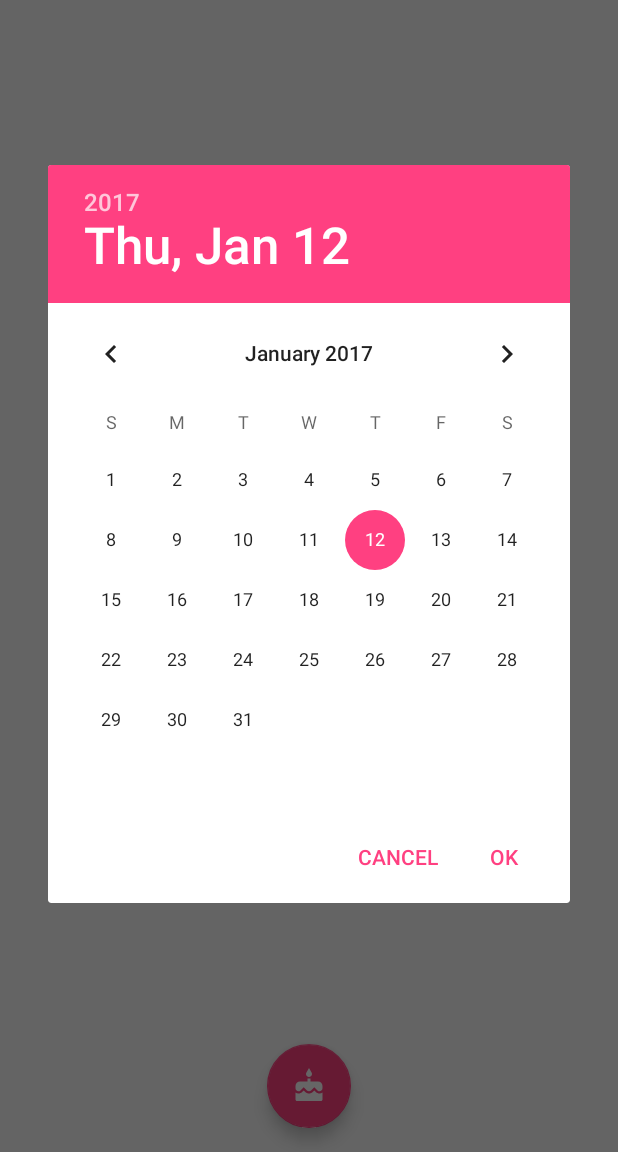
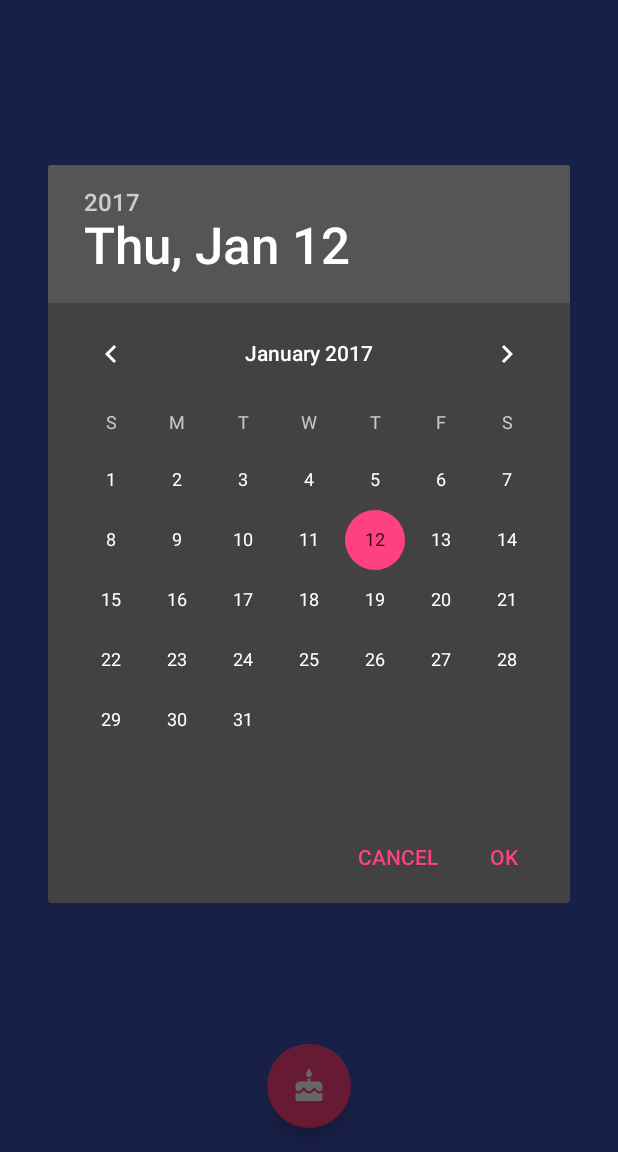
Before and after one commit to kvizcarra/age-calculator, an Android app: the screen it shows after launch (MainActivity), after a tap on an icon or button, on a phone screen of 412 x 824 dp, the part 84-1236 px from its top. Run offline under Robolectric (Android 15) with nearby library versions, the phone set to English and light mode, and no system bars; our stand-ins replace ButterKnife; libraries missing offline, so code that uses them is left out: com.jakewharton.threetenabp; 2 statements that could not run were skipped.

Commit message:
Change background and navbar color to blue

```diff
--- /dev/null
+++ b/app/src/main/res/values-v21/styles.xml
@@ -0,0 +1,12 @@
+<?xml version="1.0" encoding="utf-8"?>
+<resources>
+
+        <style name="AppTheme" parent="Theme.AppCompat.NoActionBar">
+                <!-- Customize your theme here. -->
+                <item name="colorPrimary">@color/colorPrimary</item>
+                <item name="colorPrimaryDark">@color/colorPrimaryDark</item>
+                <item name="colorAccent">@color/colorAccent</item>
+                <item name="android:colorBackground">@color/colorPrimary</item>
+                <item name="android:navigationBarColor">@color/colorPrimaryDark</item>
+        </style>
+</resources>
--- a/app/src/main/res/values/colors.xml
+++ b/app/src/main/res/values/colors.xml
@@ -1,6 +1,6 @@
 <?xml version="1.0" encoding="utf-8"?>
 <resources>
-    <color name="colorPrimary">#3F51B5</color>
-    <color name="colorPrimaryDark">#303F9F</color>
+    <color name="colorPrimary">#3f51b5</color>
+    <color name="colorPrimaryDark">#303f9f</color>
     <color name="colorAccent">#FF4081</color>
 </resources>
--- a/app/src/main/res/values/styles.xml
+++ b/app/src/main/res/values/styles.xml
@@ -1,11 +1,12 @@
 <resources>
 
     <!-- Base application theme. -->
-    <style name="AppTheme" parent="Theme.AppCompat.Light.NoActionBar">
+    <style name="AppTheme" parent="Theme.AppCompat.NoActionBar">
         <!-- Customize your theme here. -->
         <item name="colorPrimary">@color/colorPrimary</item>
         <item name="colorPrimaryDark">@color/colorPrimaryDark</item>
         <item name="colorAccent">@color/colorAccent</item>
+        <item name="android:colorBackground">@color/colorPrimary</item>
     </style>
 
 </resources>
```
